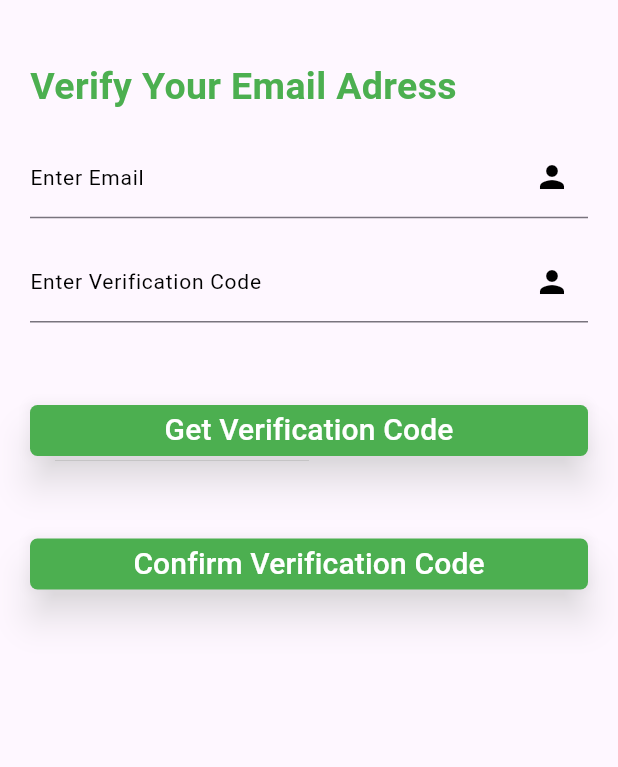
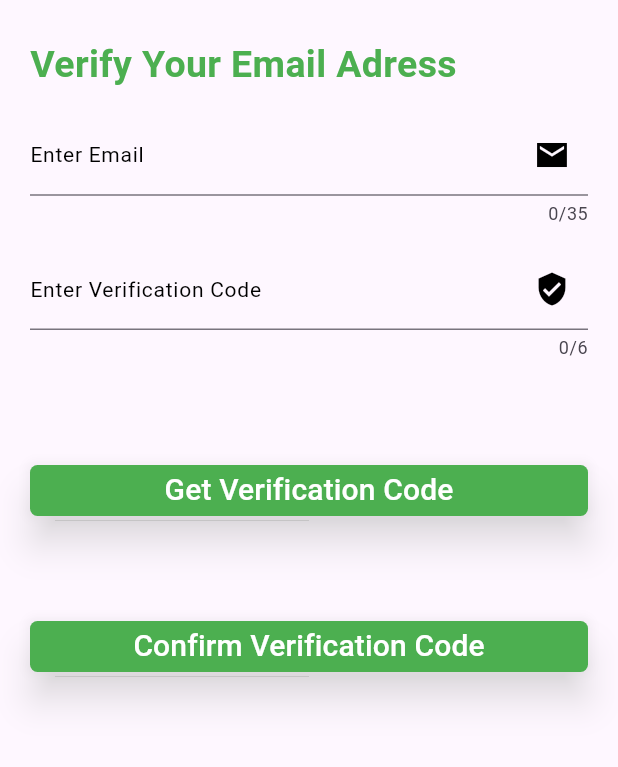
Before and after one commit to TaimoorTech/FYP-Project, a Flutter app: the screen it shows after launch, after a tap on "Register", on a phone screen of 412 x 824 dp, the part 120-887 px from its top. Run offline on Flutter 3.47's test engine with Material 3 defaults, Android fonts, the phone set to English and light mode, and no system bars; our stand-ins replace bloc, connectivity_plus, flutter_bloc, hive, hive_flutter; missing offline and left inert: dart:ffi, email_auth, mailer; accounts and stored records are empty.

Commit message:
Local Database, Initial Home Screen Design and Initial check of user logged in Implemented

```diff
--- a/lib/bloc/loginBloc/loginStates.dart
+++ b/lib/bloc/loginBloc/loginStates.dart
@@ -19,10 +19,6 @@ class EmailErrorState extends LoginState{
   EmailErrorState({required super.email, required super.password});
 }
 
-class PasswordLengthErrorState extends LoginState{
-  PasswordLengthErrorState({required super.email, required super.password});
-}
-
 
 class loginSuccessfulState extends LoginState{
   loginSuccessfulState({required super.email, required super.password});
--- a/lib/dataSources/localDataSource/loginHive/userDatabase.dart
+++ b/lib/dataSources/localDataSource/loginHive/userDatabase.dart
@@ -34,8 +34,7 @@ class UserDatabase{
 
   }
 
-  static Future<List<User>> getUser() async {
-    // final Map<dynamic, dynamic> result = taskBox.g;
+  static List<User> getUser() {
     final result = userBox.toMap().map(
           (k, e) => MapEntry(
           k.toString(), UserDatabase.conversion(e)
@@ -43,7 +42,6 @@ class UserDatabase{
     );
     List<Map<String, dynamic>> userDetails = [];
     result.values.forEach((v) => userDetails.add(v));
-    // taskBox.ge
     return userDetails.map(User.fromMap).toList();
   }
 
--- a/lib/main.dart
+++ b/lib/main.dart
@@ -2,10 +2,17 @@ import 'package:connectivity_plus/connectivity_plus.dart';
 import 'package:flutter/material.dart';
 import 'package:flutter_bloc/flutter_bloc.dart';
 import 'package:fyp_project/bloc/internetBloc/internetCubit.dart';
+import 'package:fyp_project/dataSources/localDataSource/loginHive/userDatabase.dart';
+import 'package:fyp_project/dataSources/localDataSource/loginHive/userHiveBox.dart';
 import 'package:fyp_project/routes/routerApp.dart';
 import 'package:fyp_project/utils/constants.dart';
+import 'package:hive/hive.dart';
+import 'package:hive_flutter/adapters.dart';
 
-void main() {
+void main() async {
+  await Hive.initFlutter();
+  Hive.registerAdapter(UserDatabaseAdapter());
+  userBox = await Hive.openBox<UserDatabase>('userBox');
   runApp(const MyApp());
 }
 
--- a/lib/pages/InternetDisconnetionScreen.dart
+++ b/lib/pages/InternetDisconnetionScreen.dart
@@ -20,18 +20,18 @@ class InternetDisconnectionScreen extends StatelessWidget {
             children: [
               Image.asset(Constants.wifiDisconnectedIcon,
                   height: 100, width: 100, fit: BoxFit.cover),
-              SizedBox(height: 30),
+              SizedBox(height: 15),
               Text(Constants.noInternetDetectedText ,
                 style: TextStyle(
                     color: Colors.red,
-                    fontSize: 16,
+                    fontSize: 14,
                     fontWeight: FontWeight.bold),
               ),
-              SizedBox(height: 30),
+              SizedBox(height: 5),
               Text( Constants.checkInternetConnectionText,
                 style: TextStyle(
                     color: Colors.red,
-                    fontSize: 16,
+                    fontSize: 14,
                     fontWeight: FontWeight.bold),
               ),
             ],
--- a/lib/pages/emailVerificationScreen.dart
+++ b/lib/pages/emailVerificationScreen.dart
@@ -38,6 +38,23 @@ class _EmailVerificationScreenState extends State<EmailVerificationScreen> {
     return _random.nextInt(999999).toString().padLeft(6, '0');
   }
 
+  @override
+  void initState() {
+    // TODO: implement initState
+    super.initState();
+    emailTextController.text="";
+    verificationCodeTextController.text="";
+    email="";
+    verificationCode="";
+    generatedVerificationCode="";
+  }
+
+  Future<bool> _onBackPressed() async {
+    Navigator.pushNamed(context, Constants.loginScreenPath);
+    return Future.value(true);
+  }
+
+
 
   static void sentOTP(BuildContext context) async {
     emailAuth = EmailAuth(
@@ -66,7 +83,11 @@ class _EmailVerificationScreenState extends State<EmailVerificationScreen> {
 
   @override
   Widget build(BuildContext context) {
-    return SafeArea(child: BlocBuilder<InternetCubit, InternetState>(
+    return WillPopScope(
+      onWillPop: () async {
+        return await _onBackPressed();
+      },
+      child: SafeArea(child: BlocBuilder<InternetCubit, InternetState>(
         builder: (context, state) {
           if ((state is InternetConnected) &&
               (state.connectionType == ConnectionType.Wifi || state.connectionType == ConnectionType.Mobile))
@@ -89,7 +110,7 @@ class _EmailVerificationScreenState extends State<EmailVerificationScreen> {
                               height: 60, width: 60, fit: BoxFit.cover),
                         ),
                         const SizedBox(
-                        height: 40,
+                          height: 25,
                         ),
                         Text(Constants.verifyEmailAddressText,
                             style: TextStyle(
@@ -100,13 +121,15 @@ class _EmailVerificationScreenState extends State<EmailVerificationScreen> {
                           height: 15,
                         ),
                         TextFormField(
+                          keyboardType: TextInputType.emailAddress,
+                          maxLength: 35,
                           maxLines: 1,
                           controller: emailTextController,
                           decoration: const InputDecoration(
                               labelStyle:
                               TextStyle(color: Colors.black, fontSize: 14),
                               labelText: Constants.emailTextField,
-                            suffixIcon: Icon(Icons.person),
+                              suffixIcon: Icon(Icons.email_sharp),
                               suffixIconColor: Colors.black),
                           onChanged: (val) => {email = val},
                         ),
@@ -114,18 +137,20 @@ class _EmailVerificationScreenState extends State<EmailVerificationScreen> {
                           height: 15,
                         ),
                         TextFormField(
+                          keyboardType: TextInputType.number,
+                          maxLength: 6,
                           maxLines: 1,
                           controller: verificationCodeTextController,
                           decoration: const InputDecoration(
                               labelStyle:
                               TextStyle(color: Colors.black, fontSize: 14),
                               labelText: Constants.verificationCodeTextField,
-                            suffixIcon: Icon(Icons.person),
+                              suffixIcon: Icon(Icons.verified_user_sharp),
                               suffixIconColor: Colors.black),
-                        onChanged: (val) => {verificationCode = val},
+                          onChanged: (val) => {verificationCode = val.trim()},
                         ),
                         const SizedBox(
-                        height: 55,
+                          height: 70,
                         ),
                         Container(
                           alignment: Alignment.center,
@@ -152,7 +177,7 @@ class _EmailVerificationScreenState extends State<EmailVerificationScreen> {
                           ),
                         ),
                         const SizedBox(
-                        height: 55,
+                          height: 70,
                         ),
                         Container(
                           alignment: Alignment.center,
@@ -198,6 +223,7 @@ class _EmailVerificationScreenState extends State<EmailVerificationScreen> {
             return InternetDisconnectionScreen();
           }
         },
-    ));
+      )),
+    );
   }
 }
--- a/lib/pages/loginScreen.dart
+++ b/lib/pages/loginScreen.dart
@@ -55,6 +55,14 @@ class _LoginScreenState extends State<LoginScreen> {
   }
 
   @override
+  void initState() {
+    // TODO: implement initState
+    super.initState();
+    emailTextController.text = "";
+    passwordTextController.text = "";
+  }
+
+  @override
   Widget build(BuildContext context) {
     return WillPopScope(
       onWillPop: () async {
@@ -93,7 +101,8 @@ class _LoginScreenState extends State<LoginScreen> {
                         height: 30,
                       ),
                       TextFormField(
-                        // autofocus: true,
+                        keyboardType: TextInputType.emailAddress,
+                        maxLength: 35,
                         maxLines: 1,
                         controller: emailTextController,
                         decoration: const InputDecoration(
@@ -102,13 +111,14 @@ class _LoginScreenState extends State<LoginScreen> {
                             labelText: Constants.emailTextField,
                             suffixIcon: Icon(Icons.email_sharp),
                             suffixIconColor: Colors.black),
-                        onChanged: (val) => {email = val},
+                        onChanged: (val) => {email = val.trim()},
                       ),
                       const SizedBox(
                         height: 15,
                       ),
                       TextFormField(
-                        // autofocus: true,
+                        keyboardType: TextInputType.visiblePassword,
+                        maxLength: 25,
                         maxLines: 1,
                         obscureText: passwordVisible,
                         controller: passwordTextController,
@@ -129,7 +139,7 @@ class _LoginScreenState extends State<LoginScreen> {
                             },
                           ),
                         ),
-                        onChanged: (val) => {password = val},
+                        onChanged: (val) => {password = val.trim()},
                       ),
                       SizedBox(height: 60),
                       Container(
@@ -143,16 +153,14 @@ class _LoginScreenState extends State<LoginScreen> {
                                 Util.errorSnackBar(context, Constants.emptyFieldErrorText);
                               } else if (state is EmailErrorState) {
                                 Util.errorSnackBar(context, Constants.correctEmailErrorText);
-                              } else if (state is PasswordLengthErrorState) {
-                                Util.errorSnackBar(context, Constants.passwordLengthErrorText);
                               } else if (state is loginSuccessfulState) {
-                                state.email = " ";
-                                state.password = " ";
                                 Util.submittedSnackBar(context, Constants.userSuccessfullyLoggingText);
                                 await Future.delayed(Duration(seconds: 2));
                                 Util.submittedSnackBar(context, Constants.userLoginInText);
                                 await Future.delayed(Duration(seconds: 2));
                                 Navigator.pushNamed(context, Constants.homeScreenPath); //home Screen
+                              } else if (state is loginUnSuccessfulState){
+                                Util.errorSnackBar(context, Constants.userUnSuccessfullyLoggingText);
                               }
                             },
                             child: ElevatedButton(
--- a/lib/pages/splashScreen.dart
+++ b/lib/pages/splashScreen.dart
@@ -1,5 +1,9 @@
 import 'package:flutter/material.dart';
+import 'package:fyp_project/dataSources/localDataSource/loginHive/userDatabase.dart';
 import 'package:fyp_project/utils/constants.dart';
+
+import '../dataSources/localDataSource/loginHive/userHiveBox.dart';
+import '../modelClasses/userModel.dart';
 
 class SplashScreen extends StatefulWidget{
   const SplashScreen({super.key});
@@ -14,9 +18,27 @@ class _SplashScreenState extends State<SplashScreen> with TickerProviderStateMix
   void initState() {
     // TODO: implement initState
     super.initState();
-    Future.delayed(Duration(seconds: 3), () {
-      Navigator.of(context).pushNamed(Constants.loginScreenPath);
-    });
+    int res = hasUserLoggedIn();
+    if(res==1){
+      Future.delayed(Duration(seconds: 3), () {
+        Navigator.of(context).pushNamed(Constants.homeScreenPath);
+      });
+    }else{
+      Future.delayed(Duration(seconds: 3), () {
+        Navigator.of(context).pushNamed(Constants.loginScreenPath);
+      });
+    }
+  }
+
+
+  int hasUserLoggedIn() {
+    List<User> userDetailsList = UserDatabase.getUser();
+    if(userDetailsList.isEmpty){
+      return 0;
+    }
+    else{
+      return 1;
+    }
   }
 
   @override
--- a/lib/utils/constants.dart
+++ b/lib/utils/constants.dart
@@ -5,7 +5,7 @@ class Constants {
   static const String splashScreenTitle = "SafeNav";
 
   //Internet Connection Error
-  static const String noInternetDetectedText = "No Internet Connection Detected !!!";
+  static const String noInternetDetectedText = "No Internet Connection Detected!!!";
   static const String checkInternetConnectionText = "Please Check your Internet Connection";
 
   //registerScreenAlertDialog
@@ -20,8 +20,10 @@ class Constants {
   static const String passwordLengthErrorText = "Password Length must be equal or greater than 8...";
   static const String passwordNotMatchText = "Password does not match...";
   static const String userSuccessfullyRegistrationText = "User Successfully Registered...";
+  static const String userUnSuccessfullyRegistrationText = "User Registration Failed...";
   static const String userSigningInText = "Signing In...";
   static const String userSuccessfullyLoggingText = "User Successfully Logged In...";
+  static const String userUnSuccessfullyLoggingText = "Login Failed. Wrong Email or Username...";
   static const String userLoginInText = "Logging In...";
 
   //screenTexts
```
Also changed, not shown: lib/bloc/loginBloc/loginCubit.dart (+24 -5 lines), lib/bloc/registerBloc/registerCubit.dart (+13 -2 lines), lib/pages/drawerHomeScreen.dart (added, +57 -0 lines), lib/pages/homeScreen.dart (+77 -5 lines), lib/pages/registerScreen.dart (+27 -10 lines), images/wifi_Disconnected.png. Lines whose indentation alone changed are shown as unchanged.
